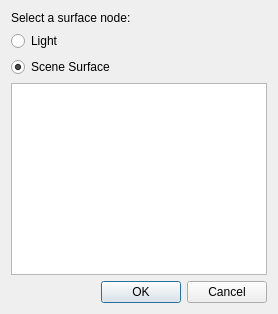
First picture: the form in source/application/run/SelectSurfaceDialog.ui, repository CST-Modelling-Tools/TonatiuhPP, before the edit.
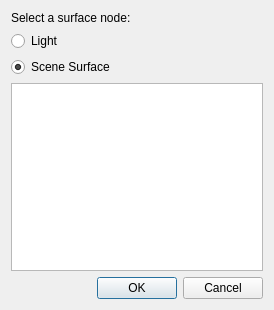
Second picture: the form after the edit. Custom widgets are drawn as their Qt base class.

```diff
--- a/source/application/run/SelectSurfaceDialog.ui
+++ b/source/application/run/SelectSurfaceDialog.ui
@@ -2,6 +2,14 @@
 <ui version="4.0">
  <class>SelectSurfaceDialog</class>
  <widget class="QDialog" name="SelectSurfaceDialog">
+  <property name="geometry">
+   <rect>
+    <x>0</x>
+    <y>0</y>
+    <width>274</width>
+    <height>310</height>
+   </rect>
+  </property>
   <property name="windowTitle">
    <string>Select Surface</string>
   </property>
```
Left out of the diff: 6 changed lines with no effect on the pictures.
